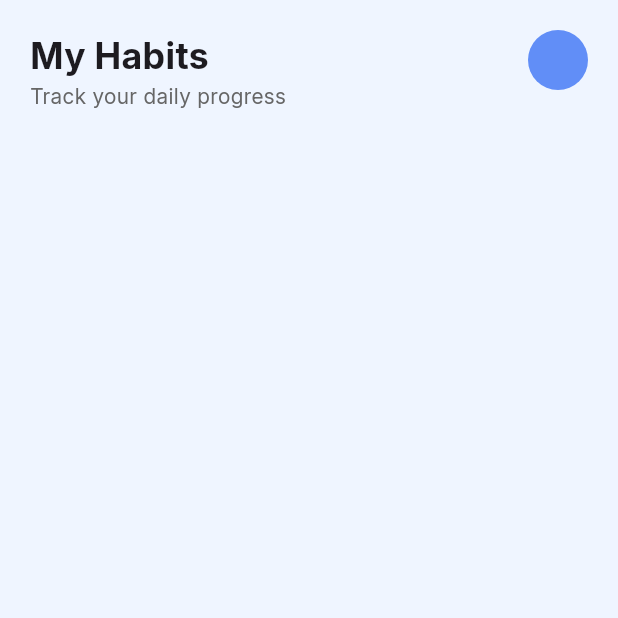
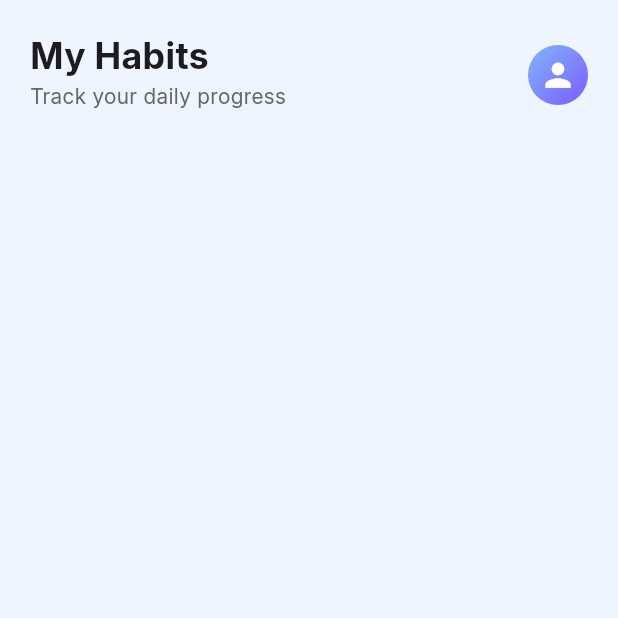
Before and after one commit to x00Adham/Habitly-App, a Flutter app: the screen it shows after launch, on a phone screen of 412 x 824 dp, the top half of it. Run offline on Flutter 3.47's test engine with Material 3 defaults, Android fonts, the phone set to English and light mode, and no system bars.

Commit message:
MyAppBar widget

```diff
--- a/lib/screens/home_page.dart
+++ b/lib/screens/home_page.dart
@@ -1,40 +1,18 @@
 import 'package:flutter/material.dart';
 import 'package:habitly/constants/colors.dart';
+import 'package:habitly/widgets/my_app_bar.dart';
 
 class HomePage extends StatelessWidget {
   const HomePage({super.key});
 
   @override
   Widget build(BuildContext context) {
-    return const Scaffold(
+    return Scaffold(
       backgroundColor: maincolor,
-      body: Padding(
-        padding: EdgeInsets.all(20),
-        child: Row(
-          mainAxisAlignment: MainAxisAlignment.spaceBetween,
-          crossAxisAlignment: CrossAxisAlignment.start,
-          children: [
-            Column(
-              crossAxisAlignment: CrossAxisAlignment.start,
-              children: [
-                Text(
-                  "My Habits",
-                  style: TextStyle(fontSize: 24, fontWeight: FontWeight.w700),
-                ),
-                // SizedBox(height: 4),
-                Text(
-                  "Track your daily progress",
-                  style: TextStyle(
-                    fontSize: 14,
-                    fontWeight: FontWeight.w400,
-                    color: Color(0xff666666),
-                  ),
-                ),
-              ],
-            ),
-            CircleAvatar(backgroundColor: Color(0xff618EF7)),
-          ],
-        ),
+      body: Column(
+        children: [
+          MyAppBar(),
+        ],
       ),
     );
   }
--- /dev/null
+++ b/lib/widgets/my_app_bar.dart
@@ -0,0 +1,59 @@
+import 'package:flutter/material.dart';
+
+class MyAppBar extends StatelessWidget {
+  const MyAppBar({
+    super.key,
+  });
+
+  @override
+  Widget build(BuildContext context) {
+    return Padding(
+      padding: EdgeInsets.all(20),
+      child: Row(
+        mainAxisAlignment: MainAxisAlignment.spaceBetween,
+        crossAxisAlignment: CrossAxisAlignment.start,
+        children: [
+          Column(
+            crossAxisAlignment: CrossAxisAlignment.start,
+            children: [
+              Text(
+                "My Habits",
+                style: TextStyle(
+                  fontSize: 24,
+                  fontWeight: FontWeight.w700,
+                ),
+              ),
+              Text(
+                "Track your daily progress",
+                style: TextStyle(
+                  fontSize: 14,
+                  fontWeight: FontWeight.w400,
+                  color: Color(0xff666666),
+                ),
+              ),
+            ],
+          ),
+          Padding(
+            padding: const EdgeInsets.only(top: 10),
+            child: Container(
+              width: 40,
+              height: 40,
+              decoration: BoxDecoration(
+                shape: BoxShape.circle,
+                gradient: LinearGradient(
+                  colors: [
+                    Color.fromARGB(255, 129, 181, 248),
+                    Color(0xFF7C5CFF),
+                  ],
+                  begin: Alignment.topLeft,
+                  end: Alignment.bottomRight,
+                ),
+              ),
+              child: Icon(Icons.person, size: 25, color: Colors.white),
+            ),
+          ),
+        ],
+      ),
+    );
+  }
+}
```
